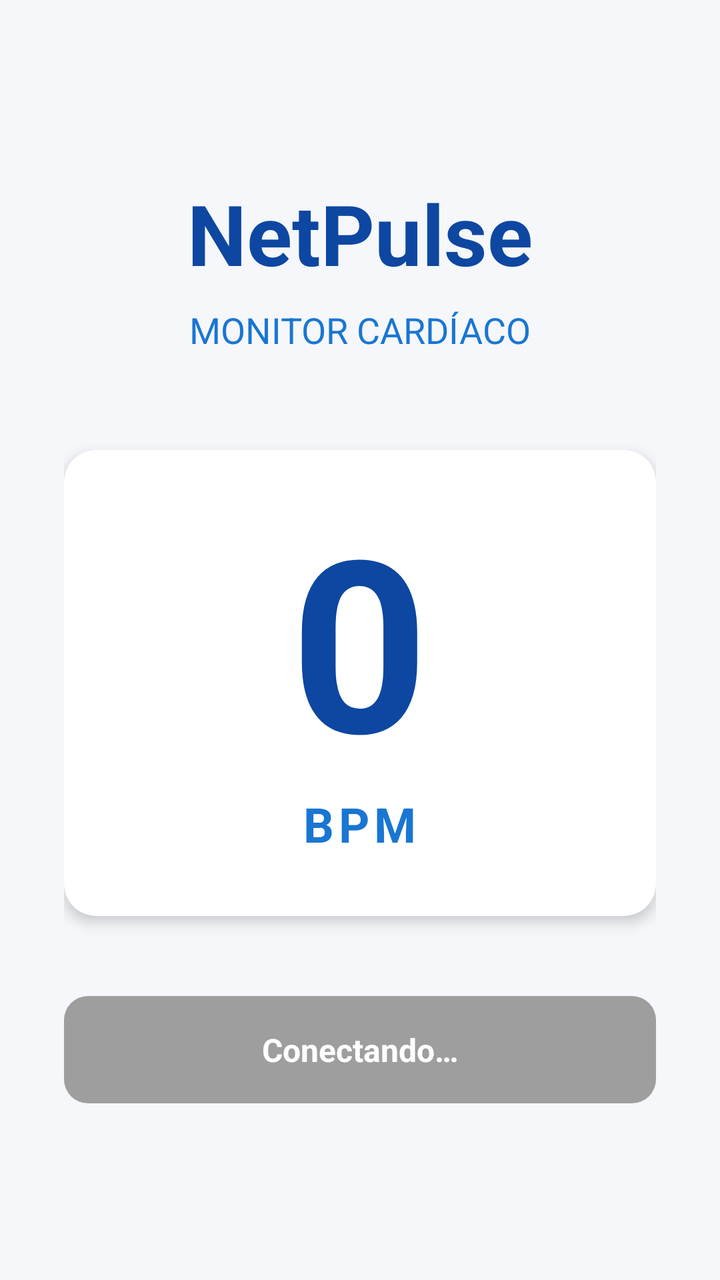
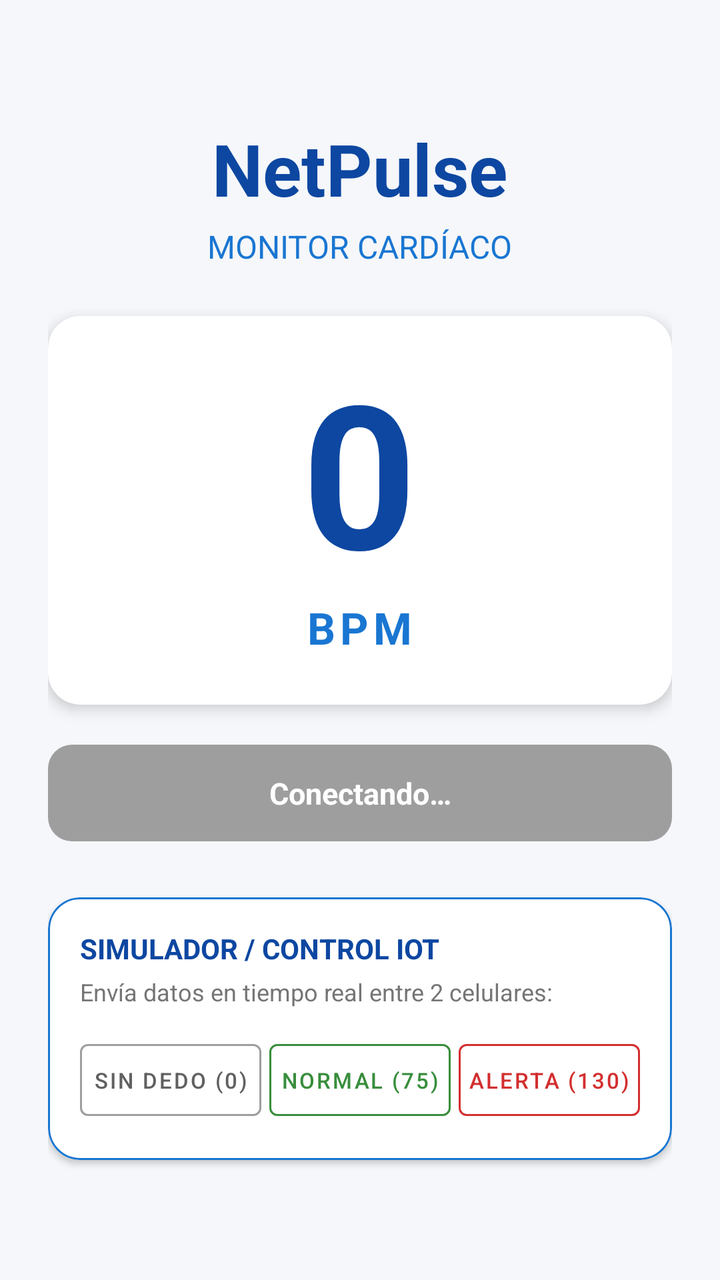

Before-and-after screenshots of an Android layout around one commit, followed by the original layout XML and the change that was made.
<!-- AndroidManifest.xml: application theme Theme.TomaDeLatidosapp1 -->
<!-- res/layout/activity_main.xml -->
<?xml version="1.0" encoding="utf-8"?>
<LinearLayout xmlns:android="http://schemas.android.com/apk/res/android"
    xmlns:app="http://schemas.android.com/apk/res-auto"
    android:layout_width="match_parent"
    android:layout_height="match_parent"
    android:orientation="vertical"
    android:gravity="center"
    android:padding="32dp"
    android:background="#F5F7FA">

    
    <TextView
        android:layout_width="wrap_content"
        android:layout_height="wrap_content"
        android:text="@string/app_title"
        android:textColor="#0D47A1"
        android:textSize="42sp"
        android:textStyle="bold"
        android:layout_marginBottom="8dp"/>

    
    <TextView
        android:layout_width="wrap_content"
        android:layout_height="wrap_content"
        android:text="@string/monitor_title"
        android:textColor="#1976D2"
        android:textSize="18sp"
        android:textStyle="normal"
        android:layout_marginBottom="48dp"/>

    
    <com.google.android.material.card.MaterialCardView
        android:layout_width="match_parent"
        android:layout_height="wrap_content"
        app:cardBackgroundColor="#FFFFFF"
        app:cardCornerRadius="16dp"
        app:cardElevation="4dp"
        app:strokeWidth="0dp"
        android:layout_marginBottom="30dp">

        <LinearLayout
            android:layout_width="match_parent"
            android:layout_height="wrap_content"
            android:orientation="vertical"
            android:gravity="center"
            android:padding="30dp">

            
            <TextView
                android:id="@+id/tvBpm"
                android:layout_width="wrap_content"
                android:layout_height="wrap_content"
                android:text="@string/initial_bpm_value"
                android:textColor="#0D47A1"
                android:textSize="120sp"
                android:includeFontPadding="false"
                android:textStyle="bold" />

            
            <TextView
                android:layout_width="wrap_content"
                android:layout_height="wrap_content"
                android:text="@string/bpm_label"
                android:textColor="#1976D2"
                android:textSize="24sp"
                android:textStyle="bold"
                android:letterSpacing="0.1"/>

        </LinearLayout>
    </com.google.android.material.card.MaterialCardView>

    
    <TextView
        android:id="@+id/tvEstado"
        android:layout_width="match_parent"
        android:layout_height="wrap_content"
        android:text="@string/status_connecting"
        android:textColor="#FFFFFF"
        android:textSize="16sp"
        android:textStyle="bold"
        android:gravity="center"
        android:padding="16dp"
        android:background="@drawable/bg_status_rounded"
        android:layout_marginTop="10dp"/>

</LinearLayout>
<!-- resources referenced by this layout -->
<resources>
  <!-- drawable bg_status_rounded (drawable) -->
  <?xml version="1.0" encoding="utf-8"?>
  <shape xmlns:android="http://schemas.android.com/apk/res/android"
      android:shape="rectangle">
      <corners android:radius="12dp" />
      <solid android:color="#9E9E9E" /> 
  </shape>
  <string name="app_title">NetPulse</string>
  <string name="bpm_label">BPM</string>
  <string name="initial_bpm_value">0</string>
  <string name="monitor_title">MONITOR CARDÍACO</string>
  <string name="status_connecting">Conectando…</string>
  <style name="Theme.TomaDeLatidosapp1" parent="Base.Theme.TomaDeLatidosapp1" />
  <style name="Base.Theme.TomaDeLatidosapp1" parent="Theme.Material3.DayNight.NoActionBar">
          
          
      </style>
</resources>

<!-- the commit's change to res/layout/activity_main.xml (unified diff, before → after) -->
@@ -1,86 +1,173 @@
 <?xml version="1.0" encoding="utf-8"?>
-<LinearLayout xmlns:android="http://schemas.android.com/apk/res/android"
+<ScrollView xmlns:android="http://schemas.android.com/apk/res/android"
     xmlns:app="http://schemas.android.com/apk/res-auto"
     android:layout_width="match_parent"
     android:layout_height="match_parent"
-    android:orientation="vertical"
-    android:gravity="center"
-    android:padding="32dp"
+    android:fillViewport="true"
     android:background="#F5F7FA">
 
-    
-    <TextView
-        android:layout_width="wrap_content"
-        android:layout_height="wrap_content"
-        android:text="@string/app_title"
-        android:textColor="#0D47A1"
-        android:textSize="42sp"
-        android:textStyle="bold"
-        android:layout_marginBottom="8dp"/>
-
-    
-    <TextView
-        android:layout_width="wrap_content"
-        android:layout_height="wrap_content"
-        android:text="@string/monitor_title"
-        android:textColor="#1976D2"
-        android:textSize="18sp"
-        android:textStyle="normal"
-        android:layout_marginBottom="48dp"/>
-
-    
-    <com.google.android.material.card.MaterialCardView
+    <LinearLayout
         android:layout_width="match_parent"
         android:layout_height="wrap_content"
-        app:cardBackgroundColor="#FFFFFF"
-        app:cardCornerRadius="16dp"
-        app:cardElevation="4dp"
-        app:strokeWidth="0dp"
-        android:layout_marginBottom="30dp">
+        android:orientation="vertical"
+        android:gravity="center"
+        android:padding="24dp">
 
-        <LinearLayout
+        
+        <TextView
+            android:layout_width="wrap_content"
+            android:layout_height="wrap_content"
+            android:text="@string/app_title"
+            android:textColor="#0D47A1"
+            android:textSize="36sp"
+            android:textStyle="bold"
+            android:layout_marginBottom="4dp"/>
+
+        
+        <TextView
+            android:layout_width="wrap_content"
+            android:layout_height="wrap_content"
+            android:text="@string/monitor_title"
+            android:textColor="#1976D2"
+            android:textSize="16sp"
+            android:textStyle="normal"
+            android:layout_marginBottom="24dp"/>
+
+        
+        <com.google.android.material.card.MaterialCardView
             android:layout_width="match_parent"
             android:layout_height="wrap_content"
-            android:orientation="vertical"
+            app:cardBackgroundColor="#FFFFFF"
+            app:cardCornerRadius="16dp"
+            app:cardElevation="4dp"
+            app:strokeWidth="0dp"
+            android:layout_marginBottom="20dp">
+
+            <LinearLayout
+                android:layout_width="match_parent"
+                android:layout_height="wrap_content"
+                android:orientation="vertical"
+                android:gravity="center"
+                android:padding="24dp">
+
+                
+                <TextView
+                    android:id="@+id/tvBpm"
+                    android:layout_width="wrap_content"
+                    android:layout_height="wrap_content"
+                    android:text="@string/initial_bpm_value"
+                    android:textColor="#0D47A1"
+                    android:textSize="100sp"
+                    android:includeFontPadding="false"
+                    android:textStyle="bold" />
+
+                
+                <TextView
+                    android:layout_width="wrap_content"
+                    android:layout_height="wrap_content"
+                    android:text="@string/bpm_label"
+                    android:textColor="#1976D2"
+                    android:textSize="22sp"
+                    android:textStyle="bold"
+                    android:letterSpacing="0.1"/>
+
+            </LinearLayout>
+        </com.google.android.material.card.MaterialCardView>
+
+        
+        <TextView
+            android:id="@+id/tvEstado"
+            android:layout_width="match_parent"
+            android:layout_height="wrap_content"
+            android:text="@string/status_connecting"
+            android:textColor="#FFFFFF"
+            android:textSize="15sp"
+            android:textStyle="bold"
             android:gravity="center"
-            android:padding="30dp">
+            android:padding="14dp"
+            android:background="@drawable/bg_status_rounded"
+            android:layout_marginBottom="28dp"/>
 
-            
-            <TextView
-                android:id="@+id/tvBpm"
-                android:layout_width="wrap_content"
+        
+        <com.google.android.material.card.MaterialCardView
+            android:layout_width="match_parent"
+            android:layout_height="wrap_content"
+            app:cardBackgroundColor="#FFFFFF"
+            app:cardCornerRadius="16dp"
+            app:cardElevation="2dp"
+            app:strokeColor="#1976D2"
+            app:strokeWidth="1dp">
+
+            <LinearLayout
+                android:layout_width="match_parent"
                 android:layout_height="wrap_content"
-                android:text="@string/initial_bpm_value"
-                android:textColor="#0D47A1"
-                android:textSize="120sp"
-                android:includeFontPadding="false"
-                android:textStyle="bold" />
+                android:orientation="vertical"
+                android:padding="16dp">
 
-            
-            <TextView
-                android:layout_width="wrap_content"
-                android:layout_height="wrap_content"
-                android:text="@string/bpm_label"
-                android:textColor="#1976D2"
-                android:textSize="24sp"
-                android:textStyle="bold"
-                android:letterSpacing="0.1"/>
+                <TextView
+                    android:layout_width="wrap_content"
+                    android:layout_height="wrap_content"
+                    android:text="@string/sim_title"
+                    android:textColor="#0D47A1"
+                    android:textSize="14sp"
+                    android:textStyle="bold"
+                    android:layout_marginBottom="4dp"/>
 
-        </LinearLayout>
-    </com.google.android.material.card.MaterialCardView>
+                <TextView
+                    android:layout_width="wrap_content"
+                    android:layout_height="wrap_content"
+                    android:text="@string/sim_subtitle"
+                    android:textColor="#757575"
+                    android:textSize="12sp"
+                    android:layout_marginBottom="12dp"/>
 
-    
-    <TextView
-        android:id="@+id/tvEstado"
-        android:layout_width="match_parent"
-        android:layout_height="wrap_content"
-        android:text="@string/status_connecting"
-        android:textColor="#FFFFFF"
-        android:textSize="16sp"
-        android:textStyle="bold"
-        android:gravity="center"
-        android:padding="16dp"
-        android:background="@drawable/bg_status_rounded"
-        android:layout_marginTop="10dp"/>
+                <LinearLayout
+                    android:layout_width="match_parent"
+                    android:layout_height="wrap_content"
+                    android:orientation="horizontal"
+                    android:weightSum="3">
 
-</LinearLayout>
+                    <com.google.android.material.button.MaterialButton
+                        android:id="@+id/btnSimZero"
+                        style="@style/Widget.MaterialComponents.Button.OutlinedButton"
+                        android:layout_width="0dp"
+                        android:layout_height="wrap_content"
+                        android:layout_weight="1"
+                        android:text="@string/sim_zero"
+                        android:textSize="11sp"
+                        android:padding="0dp"
+                        android:layout_marginEnd="4dp"
+                        app:strokeColor="#9E9E9E"
+                        android:textColor="#616161"/>
+
+                    <com.google.android.material.button.MaterialButton
+                        android:id="@+id/btnSimNormal"
+                        style="@style/Widget.MaterialComponents.Button.OutlinedButton"
+                        android:layout_width="0dp"
+                        android:layout_height="wrap_content"
+                        android:layout_weight="1"
+                        android:text="@string/sim_normal"
+                        android:textSize="11sp"
+                        android:padding="0dp"
+                        android:layout_marginEnd="4dp"
+                        app:strokeColor="#388E3C"
+                        android:textColor="#388E3C"/>
+
+                    <com.google.android.material.button.MaterialButton
+                        android:id="@+id/btnSimAlert"
+                        style="@style/Widget.MaterialComponents.Button.OutlinedButton"
+                        android:layout_width="0dp"
+                        android:layout_height="wrap_content"
+                        android:layout_weight="1"
+                        android:text="@string/sim_alert"
+                        android:textSize="11sp"
+                        android:padding="0dp"
+                        app:strokeColor="#D32F2F"
+                        android:textColor="#D32F2F"/>
+                </LinearLayout>
+
+            </LinearLayout>
+        </com.google.android.material.card.MaterialCardView>
+
+    </LinearLayout>
+</ScrollView>
<!-- resource entries referenced after the edit -->
@@ -11,6 +11,11 @@
   <string name="bpm_label">BPM</string>
   <string name="initial_bpm_value">0</string>
   <string name="monitor_title">MONITOR CARDÍACO</string>
+  <string name="sim_alert">Alerta (130)</string>
+  <string name="sim_normal">Normal (75)</string>
+  <string name="sim_subtitle">Envía datos en tiempo real entre 2 celulares:</string>
+  <string name="sim_title">SIMULADOR / CONTROL IOT</string>
+  <string name="sim_zero">Sin Dedo (0)</string>
   <string name="status_connecting">Conectando…</string>
   <style name="Theme.TomaDeLatidosapp1" parent="Base.Theme.TomaDeLatidosapp1" />
   <style name="Base.Theme.TomaDeLatidosapp1" parent="Theme.Material3.DayNight.NoActionBar">
